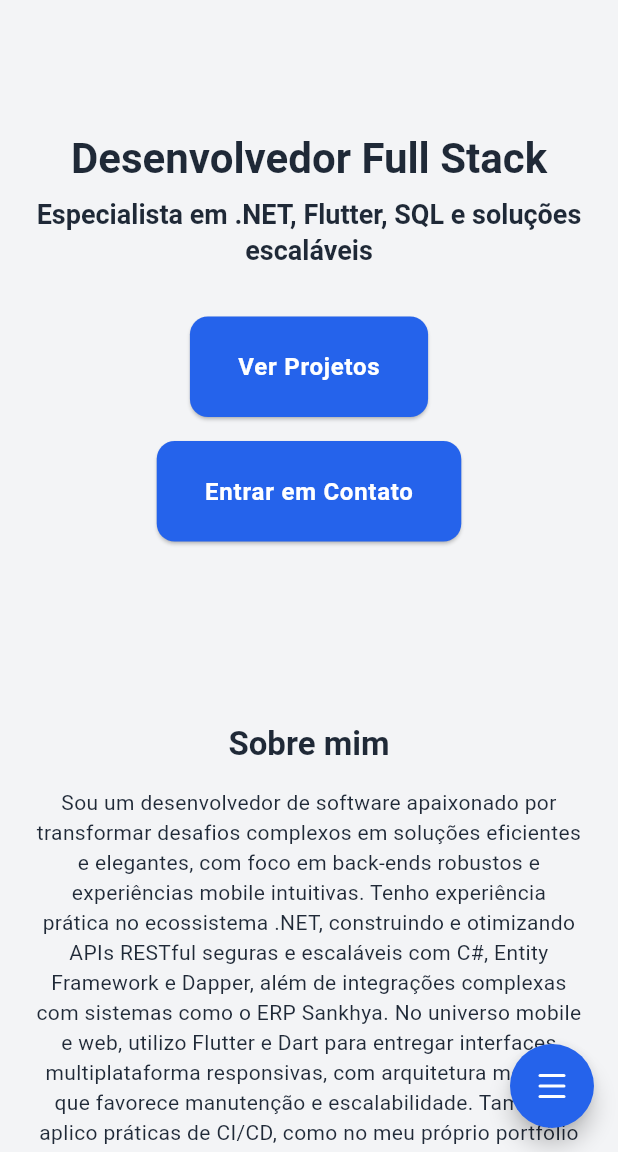
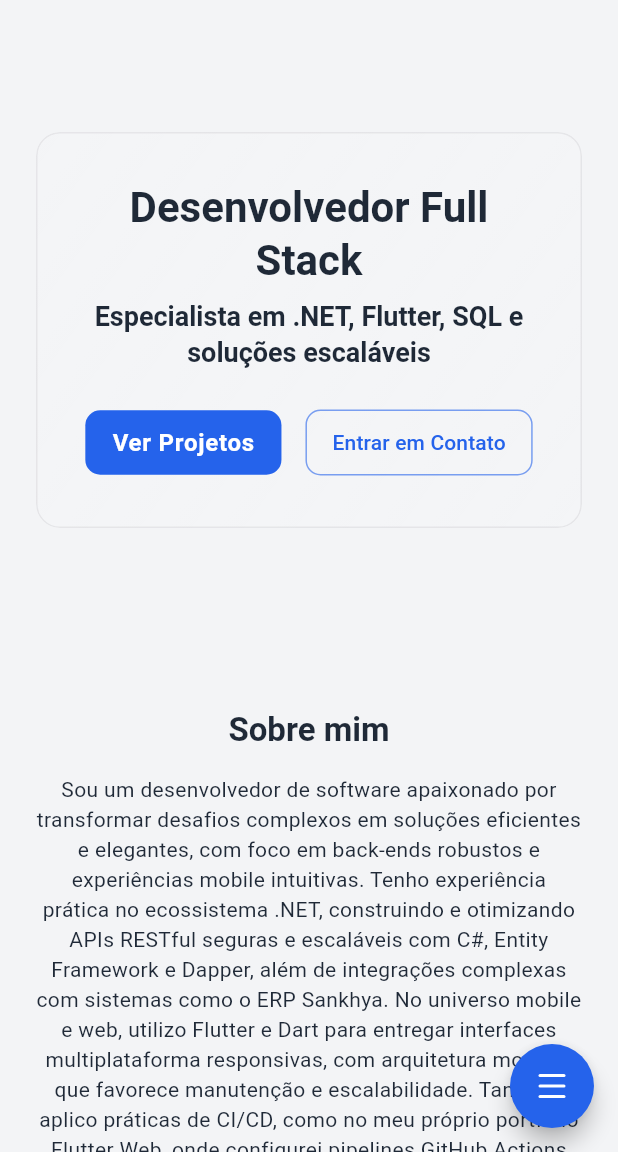
Before and after one commit to SamuelGFDias/SamuelGFDias.github.io, a Flutter app: the screen it shows after launch, on a phone screen of 412 x 824 dp, the part 84-1236 px from its top. Run offline on Flutter 3.47's test engine with Material 3 defaults, Android fonts, the phone set to English and light mode, and no system bars; drawn by our look-alikes of flutter_speed_dial; our stand-ins replace dio, flutter_riverpod, go_router, liquid_pull_to_refresh, lucide_flutter, permission_handler and 2 more; generated files the repository leaves out were written again.

Commit message:
feat nova estilizacao para app scaffold e hero section

```diff
--- a/lib/core/utils/app_colors.dart
+++ b/lib/core/utils/app_colors.dart
@@ -44,4 +44,8 @@ class AppColors {
   static const Color disabled = Color(
     0xFF9CA3AF,
   ); // Cor para elementos desabilitados
+
+  // Cor base para overlays de glassmorphism (usa um tom neutro adaptado ao brilho)
+  static Color glassOverlay(Brightness brightness) =>
+      brightness == Brightness.dark ? Color(0xFF111217) : Color(0xFFFFFFFF);
 }
--- a/lib/features/1_home/presentation/screens/home_screen.dart
+++ b/lib/features/1_home/presentation/screens/home_screen.dart
@@ -1,4 +1,3 @@
-import 'dart:ui';
 import 'package:flutter/material.dart';
 import 'package:flutter_riverpod/flutter_riverpod.dart';
 import 'package:lucide_flutter/lucide_flutter.dart';
@@ -8,6 +7,7 @@ import 'package:portifolio/core/services/mixins/validator.dart';
 import 'package:portifolio/core/utils/ui_helpers.dart';
 import 'package:portifolio/features/1_home/data/repositories/contact_repository.dart';
 import 'package:portifolio/features/1_home/presentation/providers/home_content.dart';
+import 'package:portifolio/features/1_home/presentation/widgets/hero_card.dart';
 import 'package:portifolio/shared/app_scaffold.dart';
 import 'package:portifolio/shared/fab_action.dart';
 import 'package:portifolio/shared/fab_route.dart';
@@ -147,7 +147,13 @@ class _HomeScreenState extends ConsumerState<HomeScreen> with Validator {
                         Padding(
                           key: _heroKey,
                           padding: const EdgeInsets.symmetric(vertical: 40),
-                          child: _buildHeroSection(theme, content["hero"]),
+                          child: HeroCard(
+                            content: content["hero"],
+                            onPrimaryPressed: () =>
+                                _scrollToSection(_projectsKey),
+                            onSecondaryPressed: () =>
+                                _scrollToSection(_contactKey),
+                          ),
                         ),
 
                         // Seção Sobre
@@ -191,46 +197,6 @@ class _HomeScreenState extends ConsumerState<HomeScreen> with Validator {
           ),
         ),
       ),
-    );
-  }
-
-  Widget _buildHeroSection(ThemeData theme, Map<String, dynamic> heroContent) {
-    return Column(
-      children: [
-        Text(
-          heroContent["title"] ?? ' - ',
-          style: theme.textTheme.headlineLarge,
-          textAlign: TextAlign.center,
-        ),
-        const SizedBox(height: 8),
-        Text(
-          heroContent["subtitle"] ?? ' - ',
-          style: theme.textTheme.headlineSmall,
-          textAlign: TextAlign.center,
-        ),
-        const SizedBox(height: 32),
-        Wrap(
-          spacing: 16,
-          runSpacing: 16,
-          alignment: WrapAlignment.center,
-          children: [
-            ElevatedButton(
-              onPressed: () => _scrollToSection(_projectsKey),
-              child: Padding(
-                padding: const EdgeInsets.all(8.0),
-                child: const Text('Ver Projetos'),
-              ),
-            ),
-            ElevatedButton(
-              onPressed: () => _scrollToSection(_contactKey),
-              child: Padding(
-                padding: const EdgeInsets.all(8.0),
-                child: const Text('Entrar em Contato'),
-              ),
-            ),
-          ],
-        ),
-      ],
     );
   }
 
--- /dev/null
+++ b/lib/features/1_home/presentation/widgets/hero_card.dart
@@ -0,0 +1,109 @@
+import 'dart:ui';
+import 'package:flutter/material.dart';
+import 'package:portifolio/core/utils/app_colors.dart';
+
+class HeroCard extends StatelessWidget {
+  final Map<String, dynamic> content;
+  final VoidCallback? onPrimaryPressed;
+  final VoidCallback? onSecondaryPressed;
+
+  const HeroCard({
+    super.key,
+    required this.content,
+    this.onPrimaryPressed,
+    this.onSecondaryPressed,
+  });
+
+  @override
+  Widget build(BuildContext context) {
+    final theme = Theme.of(context);
+    final isMobile = MediaQuery.of(context).size.width < 600;
+    final brightness = theme.brightness;
+
+    return Center(
+      child: ClipRRect(
+        borderRadius: BorderRadius.circular(16),
+        child: BackdropFilter(
+          filter: ImageFilter.blur(
+            sigmaX: isMobile ? 0 : 8,
+            sigmaY: isMobile ? 0 : 8,
+          ),
+          child: Container(
+            width: double.infinity,
+            constraints: const BoxConstraints(maxWidth: 1200),
+            padding: const EdgeInsets.symmetric(vertical: 32, horizontal: 28),
+            decoration: BoxDecoration(
+              gradient: LinearGradient(
+                colors: [
+                  AppColors.glassOverlay(brightness).withOpacity(0.12),
+                  AppColors.glassOverlay(brightness).withOpacity(0.06),
+                ],
+                begin: Alignment.topLeft,
+                end: Alignment.bottomRight,
+              ),
+              borderRadius: BorderRadius.circular(16),
+              border: Border.all(color: theme.dividerColor.withOpacity(0.12)),
+            ),
+            child: Column(
+              children: [
+                Text(
+                  content["title"] ?? ' - ',
+                  style: theme.textTheme.headlineLarge,
+                  textAlign: TextAlign.center,
+                ),
+                const SizedBox(height: 8),
+                Text(
+                  content["subtitle"] ?? ' - ',
+                  style: theme.textTheme.headlineSmall,
+                  textAlign: TextAlign.center,
+                ),
+                const SizedBox(height: 24),
+                Wrap(
+                  spacing: 16,
+                  runSpacing: 16,
+                  alignment: WrapAlignment.center,
+                  children: [
+                    ElevatedButton(
+                      onPressed: onPrimaryPressed,
+                      style: ElevatedButton.styleFrom(
+                        elevation: 0,
+                        backgroundColor: theme.primaryColor,
+                        shape: RoundedRectangleBorder(
+                          borderRadius: BorderRadius.circular(10),
+                        ),
+                        padding: const EdgeInsets.symmetric(
+                          horizontal: 18,
+                          vertical: 12,
+                        ),
+                      ),
+                      child: Text(content["primaryButton"] ?? 'Ver Projetos'),
+                    ),
+                    OutlinedButton(
+                      onPressed: onSecondaryPressed,
+                      style: OutlinedButton.styleFrom(
+                        side: BorderSide(
+                          color: theme.primaryColor.withOpacity(0.6),
+                        ),
+                        shape: RoundedRectangleBorder(
+                          borderRadius: BorderRadius.circular(10),
+                        ),
+                        padding: const EdgeInsets.symmetric(
+                          horizontal: 18,
+                          vertical: 12,
+                        ),
+                      ),
+                      child: Text(
+                        content["secondaryButton"] ?? 'Entrar em Contato',
+                        style: TextStyle(color: theme.primaryColor),
+                      ),
+                    ),
+                  ],
+                ),
+              ],
+            ),
+          ),
+        ),
+      ),
+    );
+  }
+}
--- a/lib/shared/app_scaffold.dart
+++ b/lib/shared/app_scaffold.dart
@@ -34,8 +34,23 @@ class AppScaffold extends ConsumerWidget {
           platformProvider(constraints.maxWidth, constraints.maxHeight),
         );
 
-        return switch (platform) {
+        return AnimatedSwitcher(
+          duration: const Duration(milliseconds: 350),
+          switchInCurve: Curves.easeOut,
+          switchOutCurve: Curves.easeIn,
+          transitionBuilder: (child, animation) {
+            final offsetAnim = Tween<Offset>(
+              begin: const Offset(0, 0.02),
+              end: Offset.zero,
+            ).chain(CurveTween(curve: Curves.easeInOut)).animate(animation);
+            return FadeTransition(
+              opacity: animation,
+              child: SlideTransition(position: offsetAnim, child: child),
+            );
+          },
+          child: switch (platform) {
             PlatformType.mobile || PlatformType.tablet => MobileScaffold(
+              key: ValueKey('mobile_${platform.name}'),
               title: title,
               onTitlePressed: onTitlePressed,
               onRefresh: onRefresh,
@@ -45,13 +60,15 @@ class AppScaffold extends ConsumerWidget {
               body: body,
             ),
             PlatformType.web => WebScaffold(
+              key: ValueKey('web_${platform.name}'),
               title: title,
               onTitlePressed: onTitlePressed,
               navButtons: navButtons,
               actions: actions,
               body: body,
             ),
-        };
+          },
+        );
       },
     );
   }
--- a/lib/shared/web_scaffold.dart
+++ b/lib/shared/web_scaffold.dart
@@ -1,3 +1,4 @@
+import 'dart:ui';
 import 'package:flutter/material.dart';
 import 'package:flutter_riverpod/flutter_riverpod.dart';
 import 'package:go_router/go_router.dart';
```
Also changed, not shown: pubspec.lock. Lines whose indentation alone changed are shown as unchanged.
